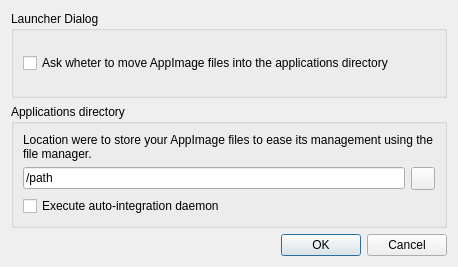
TheAssassin/AppImageLauncher, file src/ui/settings_dialog.ui: the form before one commit.
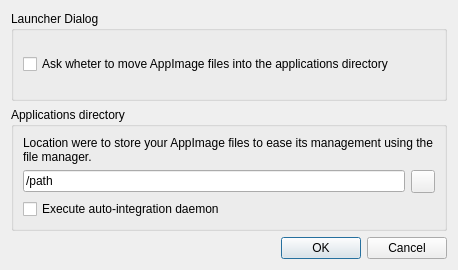
The form after the commit. Icons and pictures are not drawn.

Commit message: Increase dialog size

```diff
--- a/src/ui/settings_dialog.ui
+++ b/src/ui/settings_dialog.ui
@@ -7,7 +7,7 @@
     <x>0</x>
     <y>0</y>
     <width>458</width>
-    <height>267</height>
+    <height>270</height>
    </rect>
   </property>
   <property name="windowTitle">
```
